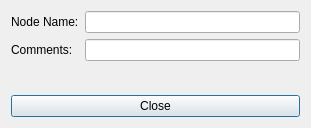
Old version of the form ui/dbcnodeeditor.ui in the repository collin80/SavvyCAN.
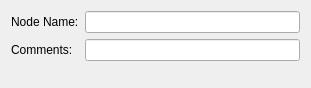
New version of the form.

Diff of the .ui file:
```diff
--- a/ui/dbcnodeeditor.ui
+++ b/ui/dbcnodeeditor.ui
@@ -7,7 +7,7 @@
     <x>0</x>
     <y>0</y>
     <width>311</width>
-    <height>128</height>
+    <height>88</height>
    </rect>
   </property>
   <property name="windowTitle">
@@ -38,13 +38,6 @@
      </item>
     </layout>
    </item>
-   <item>
-    <widget class="QPushButton" name="btnClose">
-     <property name="text">
-      <string>Close</string>
-     </property>
-    </widget>
-   </item>
   </layout>
  </widget>
  <resources/>
```
